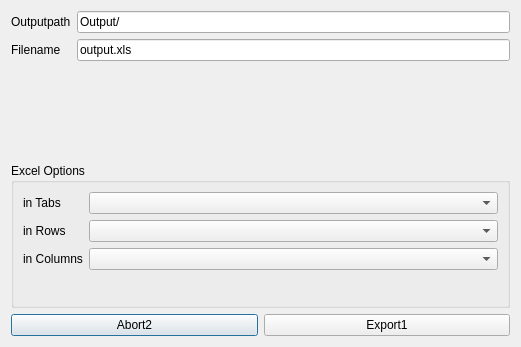
Old version of the form app/gui/export.ui in the repository petres/eurostat.
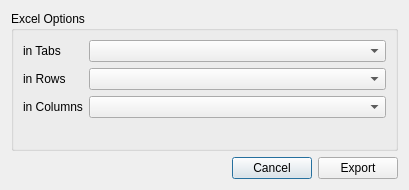
New version of the form.

Commit message: export combos and co

```diff
--- a/app/gui/export.ui
+++ b/app/gui/export.ui
@@ -6,8 +6,8 @@
    <rect>
     <x>0</x>
     <y>0</y>
-    <width>521</width>
-    <height>347</height>
+    <width>409</width>
+    <height>190</height>
    </rect>
   </property>
   <property name="minimumSize">
@@ -20,38 +20,6 @@
    <string>Dialog</string>
   </property>
   <layout class="QVBoxLayout" name="verticalLayout">
-   <item>
-    <layout class="QFormLayout" name="formLayout_3">
-     <item row="0" column="0">
-      <widget class="QLabel" name="label">
-       <property name="text">
-        <string>Outputpath</string>
-       </property>
-      </widget>
-     </item>
-     <item row="1" column="0">
-      <widget class="QLabel" name="label_2">
-       <property name="text">
-        <string>Filename</string>
-       </property>
-      </widget>
-     </item>
-     <item row="1" column="1">
-      <widget class="QLineEdit" name="lineEdit_2">
-       <property name="text">
-        <string>output.xls</string>
-       </property>
-      </widget>
-     </item>
-     <item row="0" column="1">
-      <widget class="QLineEdit" name="lineEdit">
-       <property name="text">
-        <string>Output/</string>
-       </property>
-      </widget>
-     </item>
-    </layout>
-   </item>
    <item>
     <widget class="QGroupBox" name="groupBox">
      <property name="minimumSize">
@@ -103,17 +71,23 @@
    </item>
    <item>
     <layout class="QHBoxLayout" name="horizontalLayout">
+     <property name="spacing">
+      <number>6</number>
+     </property>
+     <property name="sizeConstraint">
+      <enum>QLayout::SetDefaultConstraint</enum>
+     </property>
      <item>
-      <widget class="QPushButton" name="pushButton_2">
-       <property name="text">
-        <string>Abort2</string>
+      <widget class="QDialogButtonBox" name="buttonBox">
+       <property name="standardButtons">
+        <set>QDialogButtonBox::Cancel</set>
        </property>
       </widget>
      </item>
      <item>
       <widget class="QPushButton" name="pushButton">
        <property name="text">
-        <string>Export1</string>
+        <string>Export</string>
        </property>
       </widget>
      </item>
```
Left out of the diff: 14 changed lines with no effect on the pictures. The commit also changes 5 other files.
